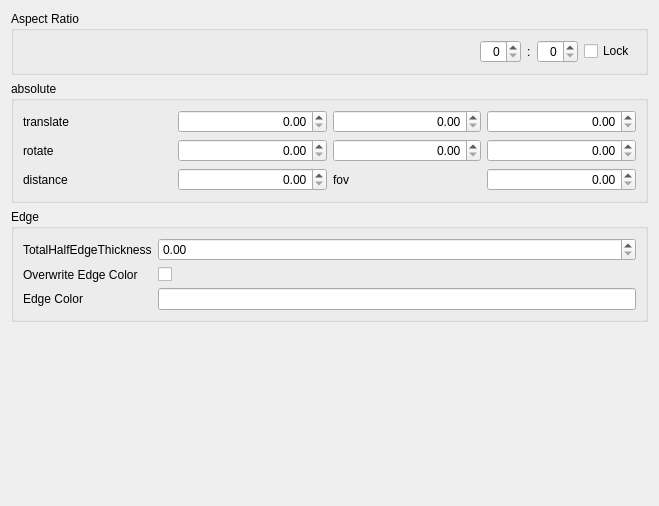
openscad/openscad, file src/gui/ViewportControl.ui: the form before one commit.
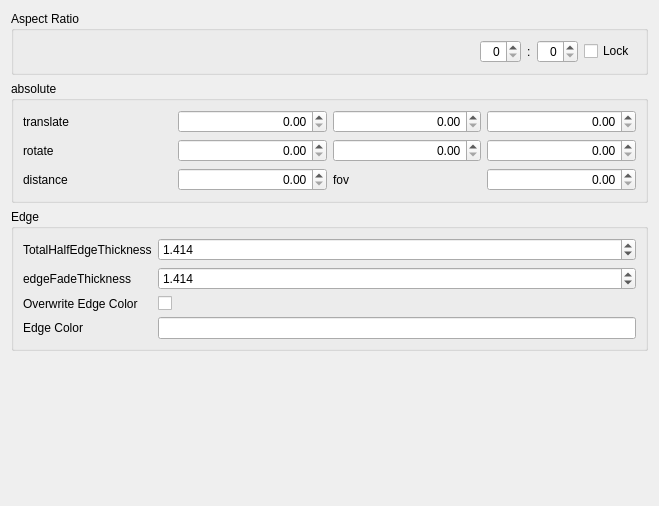
The form after the commit.

```diff
--- a/src/gui/ViewportControl.ui
+++ b/src/gui/ViewportControl.ui
@@ -190,7 +190,21 @@
        </widget>
       </item>
       <item row="1" column="1">
-       <widget class="QDoubleSpinBox" name="doubleSpinBox_edge"/>
+       <widget class="QDoubleSpinBox" name="doubleSpinBox_edge">
+        <property name="decimals">
+         <number>3</number>
+        </property>
+        <property name="value">
+         <double>1.414000000000000</double>
+        </property>
+       </widget>
+      </item>
+      <item row="2" column="0">
+       <widget class="QLabel" name="label_edge_3">
+        <property name="text">
+         <string>edgeFadeThickness</string>
+        </property>
+       </widget>
       </item>
       <item row="3" column="0">
        <widget class="QLabel" name="label_edge_2">
@@ -216,6 +230,16 @@
       <item row="4" column="1">
        <widget class="QLineEdit" name="lineEditEdgeColor"/>
       </item>
+      <item row="2" column="1">
+       <widget class="QDoubleSpinBox" name="doubleSpinBox_edgeFade">
+        <property name="decimals">
+         <number>3</number>
+        </property>
+        <property name="value">
+         <double>1.414000000000000</double>
+        </property>
+       </widget>
+      </item>
      </layout>
     </widget>
    </item>
```
